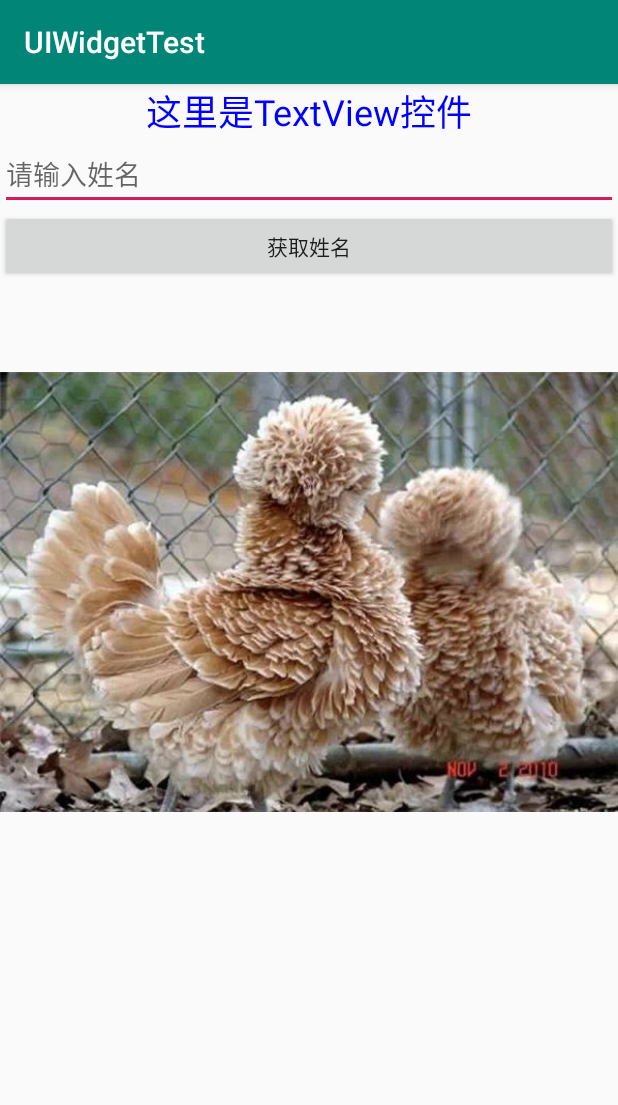
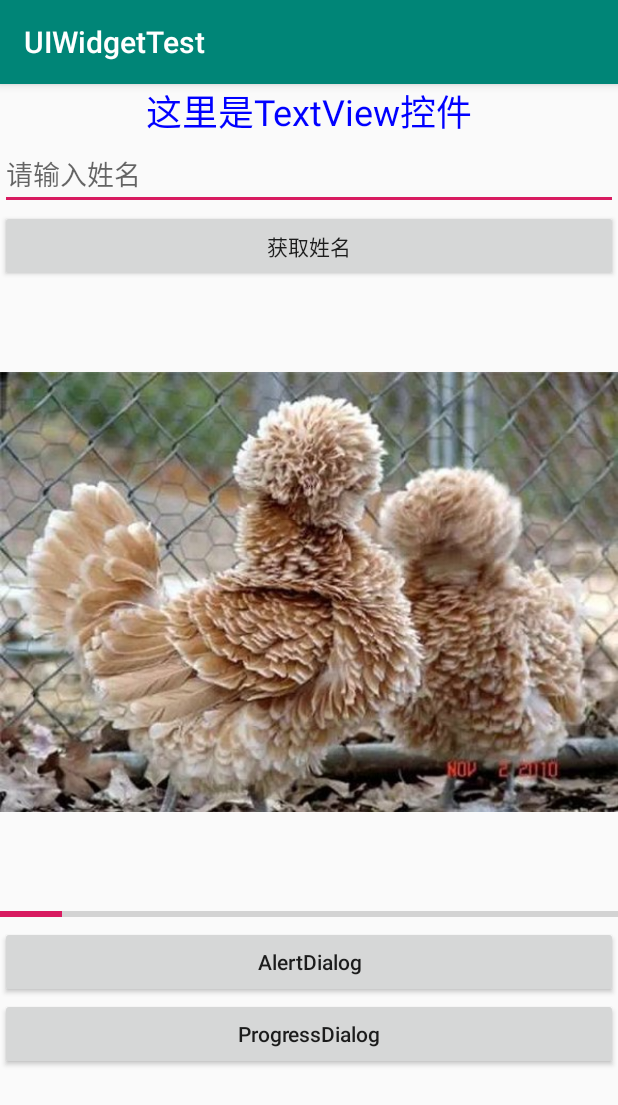
Before and after one commit to coco-android/UIWidgetTest, an Android app: the screen it shows after launch (MainActivity), after a tap on an icon or button, on a phone screen of 412 x 824 dp. Shown: the top 1105 px of the screen. Run offline under Robolectric (Android 15) with nearby library versions, the phone set to English and light mode, and no system bars.

Commit message:
常用控件

```diff
--- a/app/src/main/java/com/coco/study/uiwidgettest/MainActivity.java
+++ b/app/src/main/java/com/coco/study/uiwidgettest/MainActivity.java
@@ -1,11 +1,11 @@
 package com.coco.study.uiwidgettest;
 
+import android.app.AlertDialog;
+import android.app.ProgressDialog;
+import android.content.DialogInterface;
 import android.os.Bundle;
 import android.view.View;
-import android.widget.Button;
-import android.widget.EditText;
-import android.widget.ImageView;
-import android.widget.Toast;
+import android.widget.*;
 import com.coco.study.uiwidgettest.common.BaseActivity;
 
 public class MainActivity extends BaseActivity {
@@ -31,6 +31,9 @@ public class MainActivity extends BaseActivity {
         });
         // 2. 点击切换图片
         final ImageView imageView = findViewById(R.id.image_view);
+        // 加载样式组件
+        final ProgressBar progressBar = findViewById(R.id.progress_bar);
+        final ProgressBar progressBar2 = findViewById(R.id.progress_bar_2);
         imageView.setOnClickListener(new View.OnClickListener() {
             @Override
             public void onClick(View v) {
@@ -40,6 +43,54 @@ public class MainActivity extends BaseActivity {
                     imageView.setImageResource(R.drawable.img_1);
                 }
                 i++;
+                // 样式加载
+                if (progressBar.getVisibility() == View.GONE) {
+                    progressBar.setVisibility(View.VISIBLE);
+                } else {
+                    progressBar.setVisibility(View.GONE);
+                }
+                // 进度条样式
+                int progress = progressBar2.getProgress();
+                progress = progress + 10;
+                progressBar2.setProgress(progress);
+            }
+        });
+
+        // 3. AlertDialog 弹窗
+        Button alertDialogBtn = findViewById(R.id.alert_dialog);
+        alertDialogBtn.setOnClickListener(new View.OnClickListener() {
+            @Override
+            public void onClick(View v) {
+                AlertDialog.Builder dialog = new AlertDialog.Builder(MainActivity.this);
+                dialog.setTitle("这里是Title");
+                dialog.setMessage("这个事，真的很重要！");
+                dialog.setCancelable(false);
+                dialog.setPositiveButton("确认", new DialogInterface.OnClickListener() {
+                    @Override
+                    public void onClick(DialogInterface dialog, int which) {
+                        Toast.makeText(MainActivity.this, "确认了", Toast.LENGTH_SHORT).show();
+                    }
+                });
+                dialog.setNegativeButton("取消", new DialogInterface.OnClickListener() {
+                    @Override
+                    public void onClick(DialogInterface dialog, int which) {
+                        Toast.makeText(MainActivity.this, "取消了", Toast.LENGTH_SHORT).show();
+                    }
+                });
+                dialog.show();
+            }
+        });
+
+        // 4. ProgressDialog 弹窗
+        final Button progressDialogBtn = findViewById(R.id.progress_dialog);
+        progressDialogBtn.setOnClickListener(new View.OnClickListener() {
+            @Override
+            public void onClick(View v) {
+                ProgressDialog progressDialog = new ProgressDialog(MainActivity.this);
+                progressDialog.setTitle("这里是Title");
+                progressDialog.setMessage("注意：ProgressDialog已经废弃了！");
+                progressDialog.setCancelable(true);
+                progressDialog.show();
             }
         });
 
--- a/app/src/main/res/layout/activity_main.xml
+++ b/app/src/main/res/layout/activity_main.xml
@@ -36,4 +36,30 @@
                android:id="@+id/image_view"
                android:src="@drawable/img_1"/>
 
+    <ProgressBar
+            android:id="@+id/progress_bar"
+            android:layout_width="match_parent"
+            android:layout_height="wrap_content"/>
+
+    <ProgressBar
+            android:id="@+id/progress_bar_2"
+            android:layout_width="match_parent"
+            android:layout_height="wrap_content"
+            style="?android:attr/progressBarStyleHorizontal"
+            android:max="100"/>
+
+    <Button
+            android:id="@+id/alert_dialog"
+            android:layout_width="match_parent"
+            android:layout_height="wrap_content"
+            android:textAllCaps="false"
+            android:text="AlertDialog"/>
+
+    <Button
+            android:id="@+id/progress_dialog"
+            android:layout_width="match_parent"
+            android:layout_height="wrap_content"
+            android:textAllCaps="false"
+            android:text="ProgressDialog"/>
+
 </LinearLayout>
```
